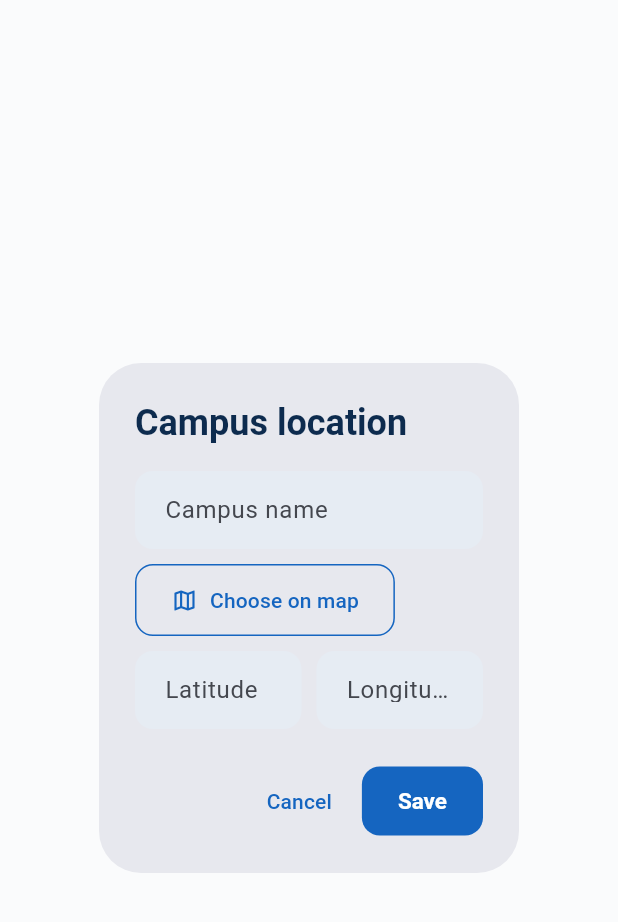
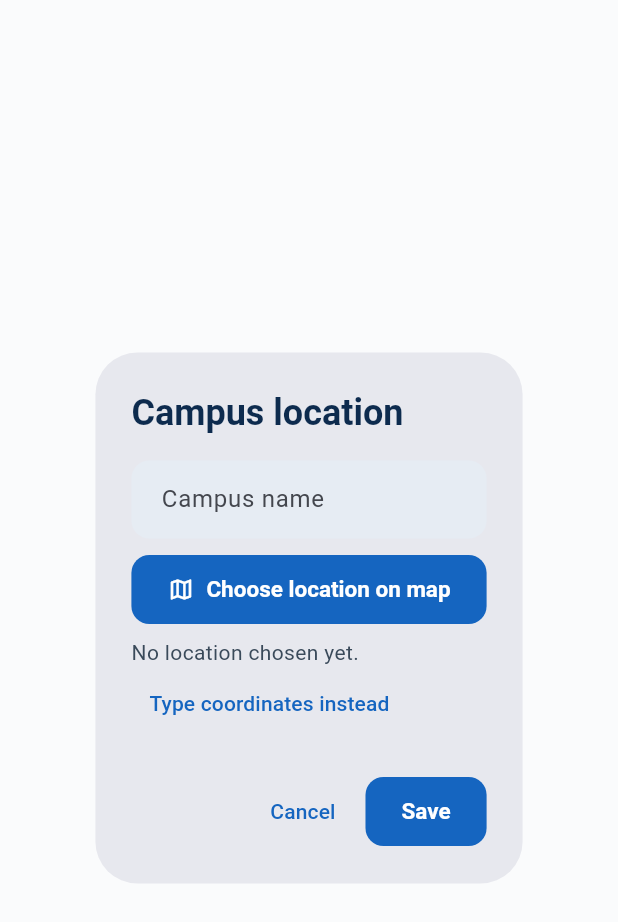
Before and after one commit to maryam-ca/Secure-Campus-AI, a Flutter app: the _CampusDialog widget shown alone on an empty page, opened directly, on a phone screen of 412 x 824 dp. Shown: the top 922 px of the screen. Run offline on Flutter 3.47's test engine with Material 3 defaults, Android fonts, the phone set to English and light mode, and no system bars; our stand-ins replace cloud_firestore, file_picker, firebase_auth, firebase_core, firebase_database, firebase_messaging and 6 more; missing offline and left inert: mobile_scanner; accounts and stored records are empty; network calls fail.

Commit message:
feat(admin): campus dialog is map-first; typing coordinates is optional

```diff
--- a/mobile/lib/features/admin/admin_bus_screen.dart
+++ b/mobile/lib/features/admin/admin_bus_screen.dart
@@ -218,6 +218,15 @@ class _CampusDialogState extends ConsumerState<_CampusDialog> {
   String? _lngError;
   String? _saveError;
 
+  /// The coordinate boxes are tucked away: the map is the normal way to choose.
+  bool _typing = false;
+
+  bool get _hasLocation {
+    final lat = double.tryParse(_lat.text.trim());
+    final lng = double.tryParse(_lng.text.trim());
+    return lat != null && lng != null && lat.abs() <= 90 && lng.abs() <= 180;
+  }
+
   /// Choose the campus by tapping the map; fills the latitude/longitude boxes.
   Future<void> _pickOnMap() async {
     final curLat = double.tryParse(_lat.text.trim());
@@ -278,22 +287,50 @@ class _CampusDialogState extends ConsumerState<_CampusDialog> {
             decoration: InputDecoration(labelText: 'Campus name', errorText: _nameError),
           ),
           const SizedBox(height: 10),
-          Align(
-            alignment: Alignment.centerLeft,
-            child: OutlinedButton.icon(
+          SizedBox(
+            width: double.infinity,
+            child: ElevatedButton.icon(
               key: const Key('campus-pick-on-map'),
               onPressed: _pickOnMap,
               icon: const Icon(Icons.map_outlined),
-              label: const Text('Choose on map'),
+              label: Text(_hasLocation ? 'Change location on map' : 'Choose location on map'),
             ),
           ),
-          const SizedBox(height: 10),
+          const SizedBox(height: 8),
+          Align(
+            alignment: Alignment.centerLeft,
+            child: Text(
+              _hasLocation
+                  ? 'Location: ${double.parse(_lat.text.trim()).toStringAsFixed(5)}, ${double.parse(_lng.text.trim()).toStringAsFixed(5)}'
+                  : 'No location chosen yet.',
+              key: const Key('campus-location-text'),
+            ),
+          ),
+          if (!_typing && (_latError != null || _lngError != null))
+            const Align(
+              alignment: Alignment.centerLeft,
+              child: Padding(
+                padding: EdgeInsets.only(top: 4),
+                child: Text('Choose the campus location on the map.',
+                    key: Key('campus-location-error'), style: TextStyle(color: AppColors.error)),
+              ),
+            ),
+          Align(
+            alignment: Alignment.centerLeft,
+            child: TextButton(
+              key: const Key('campus-type-coordinates'),
+              onPressed: () => setState(() => _typing = !_typing),
+              child: Text(_typing ? 'Hide coordinates' : 'Type coordinates instead'),
+            ),
+          ),
+          if (_typing)
             Row(crossAxisAlignment: CrossAxisAlignment.start, children: [
               Expanded(
                 child: TextField(
                   key: const Key('campus-lat-field'),
                   controller: _lat,
                   keyboardType: decimal,
+                  onChanged: (_) => setState(() {}),
                   decoration: InputDecoration(labelText: 'Latitude', errorText: _latError),
                 ),
               ),
@@ -303,6 +340,7 @@ class _CampusDialogState extends ConsumerState<_CampusDialog> {
                   key: const Key('campus-lng-field'),
                   controller: _lng,
                   keyboardType: decimal,
+                  onChanged: (_) => setState(() {}),
                   decoration: InputDecoration(labelText: 'Longitude', errorText: _lngError),
                 ),
               ),
```
Also changed, not shown: 2 other files. Lines whose indentation alone changed are shown as unchanged.
